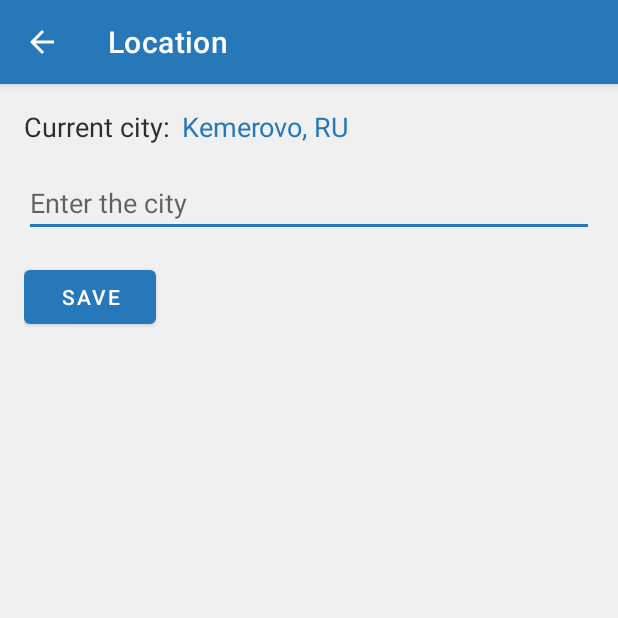
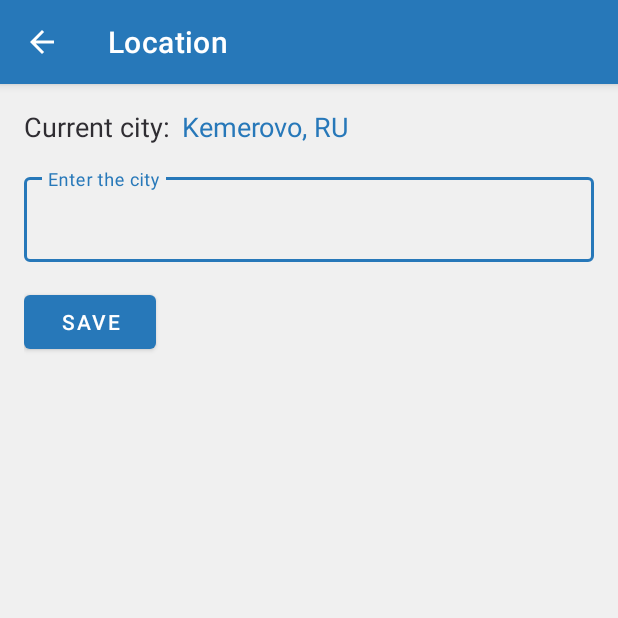
Before and after one commit to kat3n0t/clothing-and-weather-premium, an Android app: the LocationActivity screen opened directly, with no data from a screen before it, on a phone screen of 412 x 824 dp, the top half of it. Run offline under Robolectric (Android 15) with nearby library versions, the phone set to English and light mode, and no system bars.

Commit message:
#57: added text input layout

```diff
--- a/app/src/main/res/layout/activity_location.xml
+++ b/app/src/main/res/layout/activity_location.xml
@@ -38,16 +38,22 @@
                 android:textSize="18sp" />
         </RelativeLayout>
 
-        <EditText
-            android:id="@+id/etCity"
+        <com.google.android.material.textfield.TextInputLayout
+            style="@style/Widget.MaterialComponents.TextInputLayout.OutlinedBox"
             android:layout_width="match_parent"
             android:layout_height="wrap_content"
             android:layout_marginTop="16dp"
-            android:dropDownWidth="match_parent"
-            android:dropDownHeight="wrap_content"
-            android:hint="@string/city_hint"
-            android:importantForAutofill="no"
-            android:inputType="textCapWords|textAutoCorrect|textPostalAddress" />
+            android:hint="@string/city_hint">
+
+            <com.google.android.material.textfield.TextInputEditText
+                android:id="@+id/etCity"
+                android:layout_width="match_parent"
+                android:layout_height="wrap_content"
+                android:dropDownWidth="match_parent"
+                android:dropDownHeight="wrap_content"
+                android:importantForAutofill="no"
+                android:inputType="textCapWords|textAutoCorrect|textPostalAddress" />
+        </com.google.android.material.textfield.TextInputLayout>
 
         <androidx.constraintlayout.widget.ConstraintLayout
             android:layout_width="match_parent"
```
